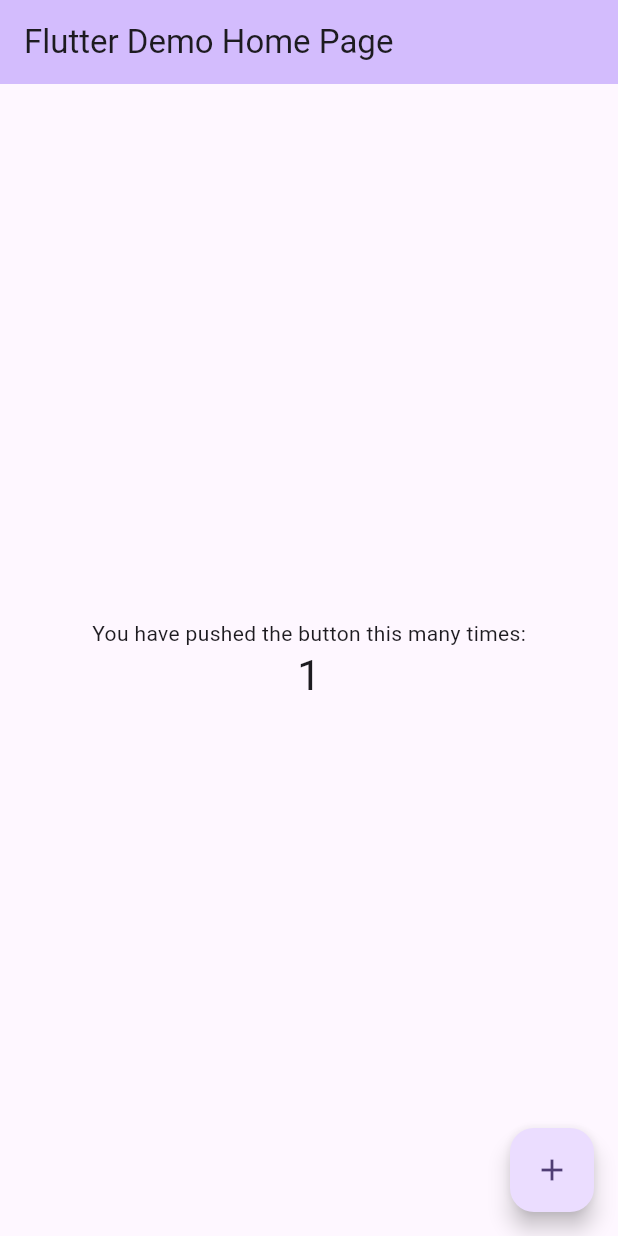
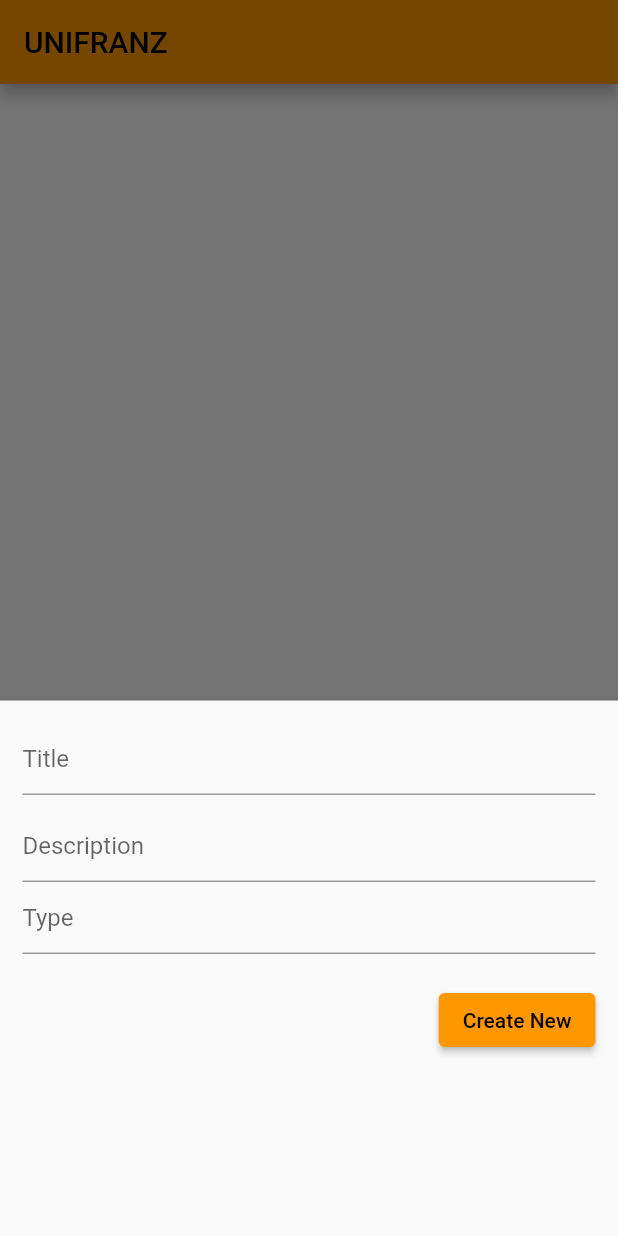
Before and after one commit to adancondori/FlutterProyects, a Flutter app: the screen it shows after launch, after a tap on the "add" icon, on a phone screen of 412 x 824 dp. Run offline on Flutter 3.47's test engine with Material 2 defaults, Android fonts, the phone set to English and light mode, and no system bars; our stand-ins replace sqflite; accounts and stored records are empty.

Commit message:
example data Base

```diff
--- /dev/null
+++ b/lib/database/SQLHelper.dart
@@ -0,0 +1,79 @@
+import 'package:flutter/foundation.dart';
+import 'package:sqflite/sqflite.dart' as sql;
+
+class SQLHelper {
+  static Future<void> createTables(sql.Database database) async {
+    await database.execute("""CREATE TABLE items(
+        id INTEGER PRIMARY KEY AUTOINCREMENT NOT NULL,
+        title TEXT,
+        type INTEGER,
+        description TEXT,
+        createdAt TIMESTAMP NOT NULL DEFAULT CURRENT_TIMESTAMP
+      )
+      """);
+  }
+// id: the id of a item
+// title, description: name and description of your activity
+// created_at: the time that the item was created. It will be automatically handled by SQLite
+
+  static Future<sql.Database> db() async {
+    return sql.openDatabase(
+      'database.db',
+      version: 1,
+      onCreate: (sql.Database database, int version) async {
+        await createTables(database);
+      },
+    );
+  }
+
+  // Create new item (journal)
+  static Future<int> createItem(
+      String title, String? descrption, String? type) async {
+    final db = await SQLHelper.db();
+
+    final data = {'title': title, 'description': descrption, 'type': type};
+    final id = await db.insert('items', data,
+        conflictAlgorithm: sql.ConflictAlgorithm.replace);
+    return id;
+  }
+
+  // Read all items (journals)
+  static Future<List<Map<String, dynamic>>> getItems() async {
+    final db = await SQLHelper.db();
+    return db.query('items', orderBy: "id");
+  }
+
+  // Read a single item by id
+  // The app doesn't use this method but I put here in case you want to see it
+  static Future<List<Map<String, dynamic>>> getItem(int id) async {
+    final db = await SQLHelper.db();
+    return db.query('items', where: "id = ?", whereArgs: [id], limit: 1);
+  }
+
+  // Update an item by id
+  static Future<int> updateItem(
+      int id, String title, String? descrption, String? type) async {
+    final db = await SQLHelper.db();
+
+    final data = {
+      'title': title,
+      'type': type,
+      'description': descrption,
+      'createdAt': DateTime.now().toString()
+    };
+
+    final result =
+        await db.update('items', data, where: "id = ?", whereArgs: [id]);
+    return result;
+  }
+
+  // Delete
+  static Future<void> deleteItem(int id) async {
+    final db = await SQLHelper.db();
+    try {
+      await db.delete("items", where: "id = ?", whereArgs: [id]);
+    } catch (err) {
+      debugPrint("Something went wrong when deleting an item: $err");
+    }
+  }
+}
--- a/lib/main.dart
+++ b/lib/main.dart
@@ -1,125 +1,200 @@
+// main.dart
 import 'package:flutter/material.dart';
+
+import 'database/SQLHelper.dart';
 
 void main() {
   runApp(const MyApp());
 }
 
 class MyApp extends StatelessWidget {
-  const MyApp({super.key});
+  const MyApp({Key? key}) : super(key: key);
 
-  // This widget is the root of your application.
   @override
   Widget build(BuildContext context) {
     return MaterialApp(
-      title: 'Flutter Demo',
+        // Remove the debug banner
+        debugShowCheckedModeBanner: false,
+        title: 'UNIFRANZ ',
         theme: ThemeData(
-        // This is the theme of your application.
-        //
-        // TRY THIS: Try running your application with "flutter run". You'll see
-        // the application has a blue toolbar. Then, without quitting the app,
-        // try changing the seedColor in the colorScheme below to Colors.green
-        // and then invoke "hot reload" (save your changes or press the "hot
-        // reload" button in a Flutter-supported IDE, or press "r" if you used
-        // the command line to start the app).
-        //
-        // Notice that the counter didn't reset back to zero; the application
-        // state is not lost during the reload. To reset the state, use hot
-        // restart instead.
-        //
-        // This works for code too, not just values: Most code changes can be
-        // tested with just a hot reload.
-        colorScheme: ColorScheme.fromSeed(seedColor: Colors.deepPurple),
-        useMaterial3: true,
+          primarySwatch: Colors.orange,
         ),
-      home: const MyHomePage(title: 'Flutter Demo Home Page'),
-    );
+        home: const HomePage());
   }
 }
 
-class MyHomePage extends StatefulWidget {
-  const MyHomePage({super.key, required this.title});
-
-  // This widget is the home page of your application. It is stateful, meaning
-  // that it has a State object (defined below) that contains fields that affect
-  // how it looks.
-
-  // This class is the configuration for the state. It holds the values (in this
-  // case the title) provided by the parent (in this case the App widget) and
-  // used by the build method of the State. Fields in a Widget subclass are
-  // always marked "final".
-
-  final String title;
+class HomePage extends StatefulWidget {
+  const HomePage({Key? key}) : super(key: key);
 
   @override
-  State<MyHomePage> createState() => _MyHomePageState();
+  State<HomePage> createState() => _HomePageState();
 }
 
-class _MyHomePageState extends State<MyHomePage> {
-  int _counter = 0;
+class _HomePageState extends State<HomePage> {
+  // All journals
+  List<Map<String, dynamic>> _journals = []; // [{id: 1, name: "Hola"},
+  // {id: 2, name: "hihihi"}]
 
-  void _incrementCounter() {
+  bool _isLoading = true;
+  // This function is used to fetch all data from the database
+  void _refreshJournals() async {
+    final data = await SQLHelper.getItems();
     setState(() {
-      // This call to setState tells the Flutter framework that something has
-      // changed in this State, which causes it to rerun the build method below
-      // so that the display can reflect the updated values. If we changed
-      // _counter without calling setState(), then the build method would not be
-      // called again, and so nothing would appear to happen.
-      _counter++;
+      _journals = data;
+      _isLoading = false;
     });
   }
 
   @override
+  void initState() {
+    super.initState();
+    _refreshJournals(); // Loading the diary when the app starts
+  }
+
+  final TextEditingController _titleController = TextEditingController();
+  final TextEditingController _descriptionController = TextEditingController();
+  final TextEditingController _typeController = TextEditingController();
+
+  // This function will be triggered when the floating button is pressed
+  // It will also be triggered when you want to update an item
+  void _showForm(int? id) async {
+    if (id != null) {
+      // id == null -> create new item
+      // id != null -> update an existing item
+      final existingJournal =
+          _journals.firstWhere((element) => element['id'] == id);
+      _titleController.text = existingJournal['title'];
+      _descriptionController.text = existingJournal['description'];
+      _typeController.text = existingJournal['type'].toString();
+    }
+
+    showModalBottomSheet(
+        context: context,
+        elevation: 5,
+        isScrollControlled: true,
+        builder: (_) => Container(
+              padding: EdgeInsets.only(
+                top: 15,
+                left: 15,
+                right: 15,
+                // this will prevent the soft keyboard from covering the text fields
+                bottom: MediaQuery.of(context).viewInsets.bottom + 120,
+              ),
+              child: Column(
+                mainAxisSize: MainAxisSize.min,
+                crossAxisAlignment: CrossAxisAlignment.end,
+                children: [
+                  TextField(
+                    controller: _titleController,
+                    decoration: const InputDecoration(hintText: 'Title'),
+                  ),
+                  const SizedBox(
+                    height: 10,
+                  ),
+                  TextField(
+                    controller: _descriptionController,
+                    decoration: const InputDecoration(hintText: 'Description'),
+                  ),
+                  TextField(
+                    controller: _typeController,
+                    decoration: const InputDecoration(hintText: 'Type'),
+                  ),
+                  const SizedBox(
+                    height: 20,
+                  ),
+                  ElevatedButton(
+                    onPressed: () async {
+                      // Save new journal
+                      if (id == null) {
+                        await _addItem();
+                      }
+
+                      if (id != null) {
+                        await _updateItem(id);
+                      }
+
+                      // Clear the text fields
+                      _titleController.text = '';
+                      _descriptionController.text = '';
+
+                      // Close the bottom sheet
+                      Navigator.of(context).pop();
+                    },
+                    child: Text(id == null ? 'Create New' : 'Update'),
+                  )
+                ],
+              ),
+            ));
+  }
+
+// Insert a new journal to the database
+  Future<void> _addItem() async {
+    await SQLHelper.createItem(
+      _titleController.text,
+      _descriptionController.text,
+      _typeController.text,
+    );
+    _refreshJournals();
+  }
+
+  // Update an existing journal
+  Future<void> _updateItem(int id) async {
+    await SQLHelper.updateItem(
+      id,
+      _titleController.text,
+      _descriptionController.text,
+      _typeController.text,
+    );
+    _refreshJournals();
+  }
+
+  // Delete an item
+  void _deleteItem(int id) async {
+    await SQLHelper.deleteItem(id);
+    var showSnackBar =
+        ScaffoldMessenger.of(context).showSnackBar(const SnackBar(
+      content: Text('Successfully deleted a journal!'),
+    ));
+    _refreshJournals();
+  }
+
+  @override
   Widget build(BuildContext context) {
-    // This method is rerun every time setState is called, for instance as done
-    // by the _incrementCounter method above.
-    //
-    // The Flutter framework has been optimized to make rerunning build methods
-    // fast, so that you can just rebuild anything that needs updating rather
-    // than having to individually change instances of widgets.
     return Scaffold(
       appBar: AppBar(
-        // TRY THIS: Try changing the color here to a specific color (to
-        // Colors.amber, perhaps?) and trigger a hot reload to see the AppBar
-        // change color while the other colors stay the same.
-        backgroundColor: Theme.of(context).colorScheme.inversePrimary,
-        // Here we take the value from the MyHomePage object that was created by
-        // the App.build method, and use it to set our appbar title.
-        title: Text(widget.title),
+        title: const Text('UNIFRANZ'),
       ),
-      body: Center(
-        // Center is a layout widget. It takes a single child and positions it
-        // in the middle of the parent.
+      body: _isLoading
+          ? const Center(
+              child: CircularProgressIndicator(),
+            )
+          : ListView.builder(
+              itemCount: _journals.length,
+              itemBuilder: (context, index) => Card(
+                  color: Colors.orange[200],
+                  margin: const EdgeInsets.all(15),
                   child: Column(
-          // Column is also a layout widget. It takes a list of children and
-          // arranges them vertically. By default, it sizes itself to fit its
-          // children horizontally, and tries to be as tall as its parent.
-          //
-          // Column has various properties to control how it sizes itself and
-          // how it positions its children. Here we use mainAxisAlignment to
-          // center the children vertically; the main axis here is the vertical
-          // axis because Columns are vertical (the cross axis would be
-          // horizontal).
-          //
-          // TRY THIS: Invoke "debug painting" (choose the "Toggle Debug Paint"
-          // action in the IDE, or press "p" in the console), to see the
-          // wireframe for each widget.
-          mainAxisAlignment: MainAxisAlignment.center,
+                    mainAxisAlignment: MainAxisAlignment.start,
+                    crossAxisAlignment: CrossAxisAlignment.start,
                     children: <Widget>[
-            const Text(
-              'You have pushed the button this many times:',
+                      Text(_journals[index]['title']),
+                      Text(_journals[index]['description']),
+                      Text((_journals[index]['type']).toString()),
+                      IconButton(
+                        icon: const Icon(Icons.edit),
+                        onPressed: () => _showForm(_journals[index]['id']),
                       ),
-            Text(
-              '$_counter',
-              style: Theme.of(context).textTheme.headlineMedium,
+                      IconButton(
+                        icon: const Icon(Icons.delete),
+                        onPressed: () => _deleteItem(_journals[index]['id']),
                       ),
                     ],
-        ),
+                  )),
             ),
       floatingActionButton: FloatingActionButton(
-        onPressed: _incrementCounter,
-        tooltip: 'Increment',
         child: const Icon(Icons.add),
-      ), // This trailing comma makes auto-formatting nicer for build methods.
+        onPressed: () => _showForm(null),
+      ),
     );
   }
 }
--- a/pubspec.yaml
+++ b/pubspec.yaml
@@ -35,6 +35,7 @@ dependencies:
   # The following adds the Cupertino Icons font to your application.
   # Use with the CupertinoIcons class for iOS style icons.
   cupertino_icons: ^1.0.2
+  sqflite: ^2.2.8+4
 
 dev_dependencies:
   flutter_test:
```
Also changed, not shown: pubspec.lock, 10 other files. Lines whose indentation alone changed are shown as unchanged.
